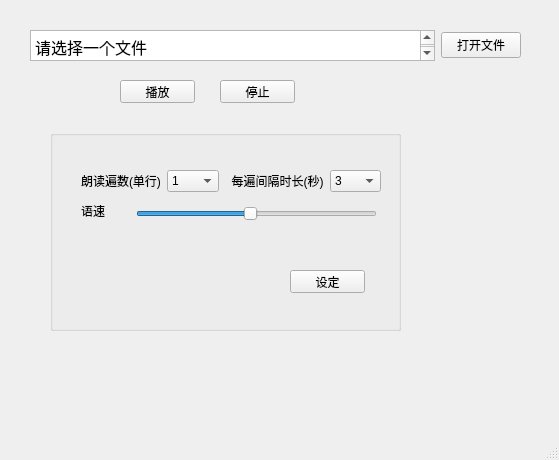
409013466/textReader, file uiReader.ui: the form before one commit.
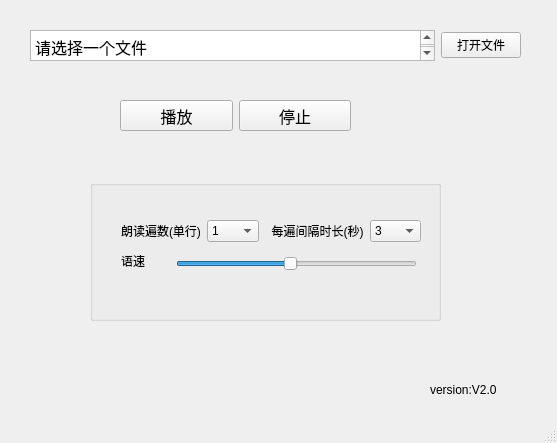
The form after the commit.

The edit to the form file:
```diff
--- a/uiReader.ui
+++ b/uiReader.ui
@@ -6,65 +6,26 @@
    <rect>
     <x>0</x>
     <y>0</y>
-    <width>559</width>
-    <height>460</height>
+    <width>557</width>
+    <height>443</height>
    </rect>
   </property>
   <property name="windowTitle">
    <string>MainWindow</string>
   </property>
   <widget class="QWidget" name="centralwidget">
-   <widget class="QPushButton" name="play">
-    <property name="geometry">
-     <rect>
-      <x>120</x>
-      <y>80</y>
-      <width>75</width>
-      <height>23</height>
-     </rect>
-    </property>
-    <property name="text">
-     <string>播放</string>
-    </property>
-   </widget>
-   <widget class="QPushButton" name="stop">
-    <property name="geometry">
-     <rect>
-      <x>220</x>
-      <y>80</y>
-      <width>75</width>
-      <height>23</height>
-     </rect>
-    </property>
-    <property name="text">
-     <string>停止</string>
-    </property>
-   </widget>
    <widget class="QGroupBox" name="groupBox">
     <property name="geometry">
      <rect>
-      <x>50</x>
-      <y>130</y>
+      <x>90</x>
+      <y>180</y>
       <width>351</width>
-      <height>201</height>
+      <height>141</height>
      </rect>
     </property>
     <property name="title">
      <string/>
     </property>
-    <widget class="QPushButton" name="config">
-     <property name="geometry">
-      <rect>
-       <x>240</x>
-       <y>140</y>
-       <width>75</width>
-       <height>23</height>
-      </rect>
-     </property>
-     <property name="text">
-      <string>设定</string>
-     </property>
-    </widget>
     <widget class="QSlider" name="rate">
      <property name="geometry">
       <rect>
@@ -80,6 +41,9 @@
      <property name="maximum">
       <number>20</number>
      </property>
+     <property name="pageStep">
+      <number>2</number>
+     </property>
      <property name="value">
       <number>10</number>
      </property>
@@ -257,6 +221,61 @@
      </item>
     </layout>
    </widget>
+   <widget class="QLabel" name="label_4">
+    <property name="geometry">
+     <rect>
+      <x>430</x>
+      <y>380</y>
+      <width>81</width>
+      <height>20</height>
+     </rect>
+    </property>
+    <property name="text">
+     <string>version:V2.0</string>
+    </property>
+   </widget>
+   <widget class="QWidget" name="">
+    <property name="geometry">
+     <rect>
+      <x>120</x>
+      <y>100</y>
+      <width>231</width>
+      <height>31</height>
+     </rect>
+    </property>
+    <layout class="QHBoxLayout" name="horizontalLayout_3">
+     <item>
+      <widget class="QPushButton" name="play">
+       <property name="font">
+        <font>
+         <pointsize>12</pointsize>
+        </font>
+       </property>
+       <property name="styleSheet">
+        <string notr="true"/>
+       </property>
+       <property name="text">
+        <string>播放</string>
+       </property>
+      </widget>
+     </item>
+     <item>
+      <widget class="QPushButton" name="stop">
+       <property name="font">
+        <font>
+         <pointsize>12</pointsize>
+        </font>
+       </property>
+       <property name="styleSheet">
+        <string notr="true"/>
+       </property>
+       <property name="text">
+        <string>停止</string>
+       </property>
+      </widget>
+     </item>
+    </layout>
+   </widget>
   </widget>
   <widget class="QMenuBar" name="menubar">
    <property name="geometry">
```
Left out of the diff: 2 changed lines with no effect on the pictures.
